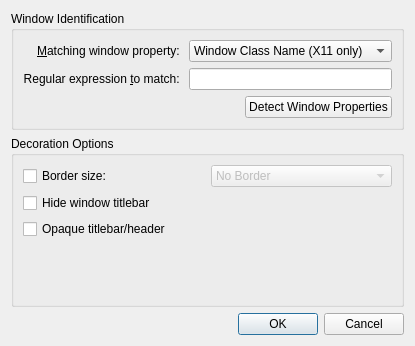
Old version of the form kdecoration/config/ui/breezeexceptiondialog.ui in the repository paulmcauley/klassy.
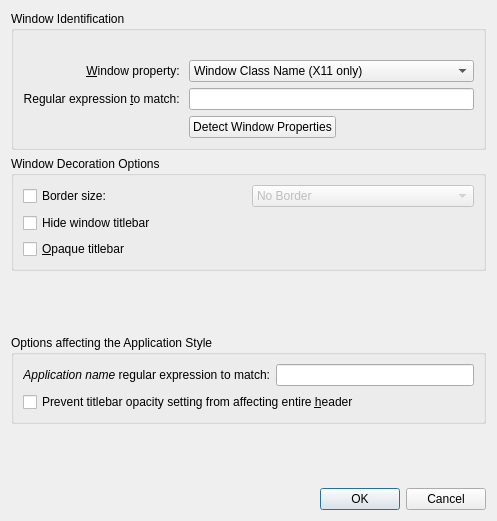
New version of the form.

Commit message:
Add Prevent titlebar opacity from affecting header exception
Allow kstyle to read kdecoration exceptions
Merge breeze.h files into libbreezecommon

The edit to the form file:
```diff
--- a/kdecoration/config/ui/breezeexceptiondialog.ui
+++ b/kdecoration/config/ui/breezeexceptiondialog.ui
@@ -6,8 +6,8 @@
    <rect>
     <x>0</x>
     <y>0</y>
-    <width>397</width>
-    <height>346</height>
+    <width>497</width>
+    <height>521</height>
    </rect>
   </property>
   <property name="windowTitle">
@@ -20,20 +20,36 @@
       <string>Window Identification</string>
      </property>
      <layout class="QGridLayout" name="gridLayout_2">
-      <item row="0" column="0">
+      <item row="2" column="0">
        <widget class="QLabel" name="label">
         <property name="text">
-         <string>&amp;Matching window property: </string>
+         <string>&amp;Window property: </string>
         </property>
         <property name="alignment">
          <set>Qt::AlignRight|Qt::AlignTrailing|Qt::AlignVCenter</set>
         </property>
         <property name="buddy">
-         <cstring>exceptionType</cstring>
+         <cstring>exceptionWindowPropertyType</cstring>
         </property>
        </widget>
       </item>
-      <item row="1" column="0">
+      <item row="1" column="1">
+       <spacer name="verticalSpacer_2">
+        <property name="orientation">
+         <enum>Qt::Vertical</enum>
+        </property>
+        <property name="sizeType">
+         <enum>QSizePolicy::Fixed</enum>
+        </property>
+        <property name="sizeHint" stdset="0">
+         <size>
+          <width>20</width>
+          <height>20</height>
+         </size>
+        </property>
+       </spacer>
+      </item>
+      <item row="3" column="0">
        <widget class="QLabel" name="label_2">
         <property name="text">
          <string>Regular expression &amp;to match: </string>
@@ -42,26 +58,19 @@
          <set>Qt::AlignRight|Qt::AlignTrailing|Qt::AlignVCenter</set>
         </property>
         <property name="buddy">
-         <cstring>exceptionEditor</cstring>
+         <cstring>exceptionWindowPropertyEditor</cstring>
         </property>
        </widget>
       </item>
-      <item row="2" column="2">
-       <widget class="QPushButton" name="detectDialogButton">
-        <property name="text">
-         <string>Detect Window Properties</string>
-        </property>
-       </widget>
-      </item>
-      <item row="1" column="1" colspan="2">
-       <widget class="QLineEdit" name="exceptionEditor">
+      <item row="3" column="1" colspan="2">
+       <widget class="QLineEdit" name="exceptionWindowPropertyEditor">
         <property name="showClearButton" stdset="0">
          <bool>true</bool>
         </property>
        </widget>
       </item>
-      <item row="0" column="1" colspan="2">
-       <widget class="QComboBox" name="exceptionType">
+      <item row="2" column="1" colspan="2">
+       <widget class="QComboBox" name="exceptionWindowPropertyType">
         <item>
          <property name="text">
           <string>Window Class Name (X11 only)</string>
@@ -74,13 +83,20 @@
         </item>
        </widget>
       </item>
+      <item row="4" column="1">
+       <widget class="QPushButton" name="detectDialogButton">
+        <property name="text">
+         <string>Detect Window Properties</string>
+        </property>
+       </widget>
+      </item>
      </layout>
     </widget>
    </item>
    <item>
     <widget class="QGroupBox" name="groupBox_2">
      <property name="title">
-      <string>Decoration Options</string>
+      <string>Window Decoration Options</string>
      </property>
      <layout class="QGridLayout" name="gridLayout_3">
       <item row="0" column="1">
@@ -135,19 +151,6 @@
         </item>
        </widget>
       </item>
-      <item row="4" column="0" colspan="2">
-       <spacer name="verticalSpacer">
-        <property name="orientation">
-         <enum>Qt::Vertical</enum>
-        </property>
-        <property name="sizeHint" stdset="0">
-         <size>
-          <width>20</width>
-          <height>40</height>
-         </size>
-        </property>
-       </spacer>
-      </item>
       <item row="2" column="0" colspan="2">
        <widget class="QCheckBox" name="hideTitleBar">
         <property name="text">
@@ -165,13 +168,71 @@
       <item row="3" column="0">
        <widget class="QCheckBox" name="opaqueTitleBar">
         <property name="text">
-         <string>Opaque titlebar/header</string>
+         <string>&amp;Opaque titlebar</string>
         </property>
        </widget>
       </item>
      </layout>
     </widget>
    </item>
+   <item>
+    <spacer name="verticalSpacer_3">
+     <property name="orientation">
+      <enum>Qt::Vertical</enum>
+     </property>
+     <property name="sizeHint" stdset="0">
+      <size>
+       <width>20</width>
+       <height>40</height>
+      </size>
+     </property>
+    </spacer>
+   </item>
+   <item>
+    <widget class="QGroupBox" name="groupBox_3">
+     <property name="title">
+      <string>Options affecting the Application Style</string>
+     </property>
+     <layout class="QGridLayout" name="gridLayout">
+      <item row="0" column="0">
+       <widget class="QLabel" name="label_3">
+        <property name="text">
+         <string>&lt;html&gt;&lt;head/&gt;&lt;body&gt;&lt;p&gt;&lt;span style=&quot;font-style:italic;&quot;&gt;Application name&lt;/span&gt; regular expression to match:&lt;/p&gt;&lt;/body&gt;&lt;/html&gt;</string>
+        </property>
+        <property name="alignment">
+         <set>Qt::AlignRight|Qt::AlignTrailing|Qt::AlignVCenter</set>
+        </property>
+        <property name="buddy">
+         <cstring>exceptionProgramNameEditor</cstring>
+        </property>
+       </widget>
+      </item>
+      <item row="0" column="1">
+       <widget class="QLineEdit" name="exceptionProgramNameEditor"/>
+      </item>
+      <item row="1" column="0" colspan="2">
+       <widget class="QCheckBox" name="preventApplyOpacityToHeader">
+        <property name="text">
+         <string>Prevent titlebar opacity setting from affecting entire &amp;header</string>
+        </property>
+       </widget>
+      </item>
+     </layout>
+    </widget>
+   </item>
+   <item>
+    <spacer name="verticalSpacer">
+     <property name="orientation">
+      <enum>Qt::Vertical</enum>
+     </property>
+     <property name="sizeHint" stdset="0">
+      <size>
+       <width>20</width>
+       <height>40</height>
+      </size>
+     </property>
+    </spacer>
+   </item>
    <item>
     <widget class="QDialogButtonBox" name="buttonBox">
      <property name="orientation">
```
Left out of the diff: 27 changed lines with no effect on the pictures. The commit also changes 24 other files.
